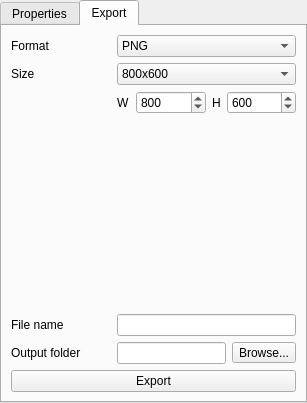
Old version of the form private/plotsettings.ui in the repository QkThings/qkwidget.
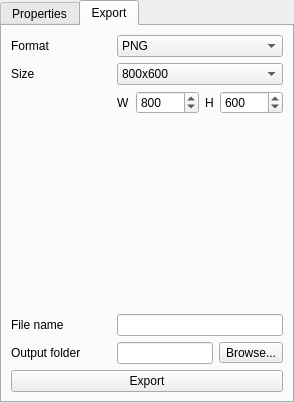
New version of the form. The open tabs and pages were chosen to show the change. Icons and pictures are not drawn. Custom widgets are drawn as their Qt base class.

```diff
--- a/private/plotsettings.ui
+++ b/private/plotsettings.ui
@@ -6,7 +6,7 @@
    <rect>
     <x>0</x>
     <y>0</y>
-    <width>307</width>
+    <width>294</width>
     <height>403</height>
    </rect>
   </property>
@@ -533,6 +533,9 @@
        </item>
        <item>
         <layout class="QFormLayout" name="formLayout_4">
+         <property name="fieldGrowthPolicy">
+          <enum>QFormLayout::AllNonFixedFieldsGrow</enum>
+         </property>
          <item row="0" column="0">
           <widget class="QLabel" name="label_8">
            <property name="minimumSize">
```
Left out of the diff: 6 changed lines with no effect on the pictures.
